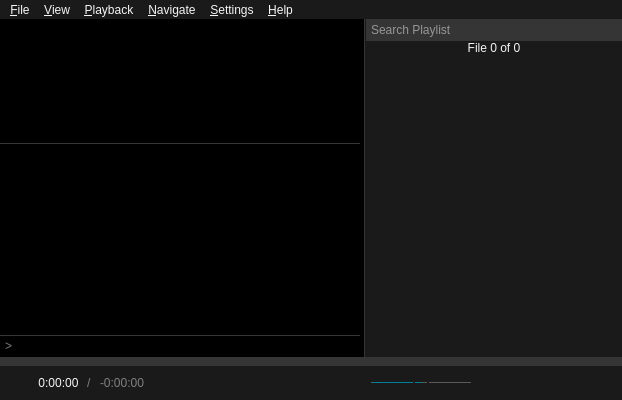
This is src/ui/mainwindow.ui in u8sand/Baka-MPlayer as Qt 5 draws it before an edit. The edited form follows.
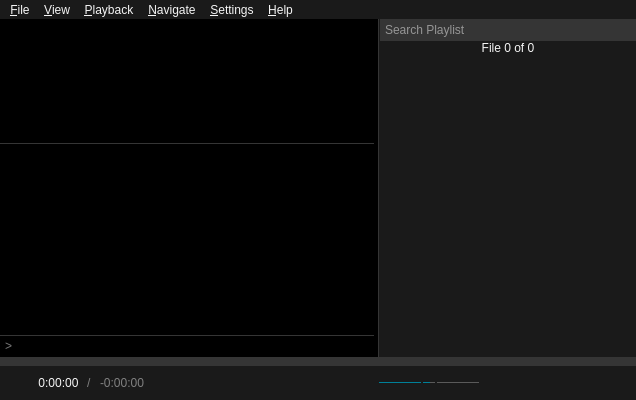
This is the edited form. Icons and pictures are not drawn. Custom widgets are drawn as their Qt base class.

Patch:
```diff
--- a/src/ui/mainwindow.ui
+++ b/src/ui/mainwindow.ui
@@ -6,7 +6,7 @@
    <rect>
     <x>0</x>
     <y>0</y>
-    <width>622</width>
+    <width>636</width>
     <height>400</height>
    </rect>
   </property>
@@ -707,7 +707,7 @@
            </property>
            <property name="maximumSize">
             <size>
-             <width>24</width>
+             <width>26</width>
              <height>16</height>
             </size>
            </property>
@@ -725,7 +725,7 @@
            </property>
            <property name="iconSize">
             <size>
-             <width>20</width>
+             <width>26</width>
              <height>16</height>
             </size>
            </property>
@@ -765,7 +765,7 @@
            </property>
            <property name="iconSize">
             <size>
-             <width>22</width>
+             <width>26</width>
              <height>16</height>
             </size>
            </property>
@@ -787,7 +787,7 @@
            </property>
            <property name="maximumSize">
             <size>
-             <width>28</width>
+             <width>30</width>
              <height>30</height>
             </size>
            </property>
@@ -803,7 +803,7 @@
            </property>
            <property name="iconSize">
             <size>
-             <width>23</width>
+             <width>30</width>
              <height>30</height>
             </size>
            </property>
@@ -843,7 +843,7 @@
            </property>
            <property name="iconSize">
             <size>
-             <width>22</width>
+             <width>26</width>
              <height>16</height>
             </size>
            </property>
@@ -913,7 +913,7 @@
            </property>
            <property name="sizeHint" stdset="0">
             <size>
-             <width>100</width>
+             <width>102</width>
              <height>20</height>
             </size>
            </property>
@@ -990,8 +990,8 @@
     <rect>
      <x>0</x>
      <y>0</y>
-     <width>622</width>
-     <height>23</height>
+     <width>636</width>
+     <height>26</height>
     </rect>
    </property>
    <widget class="QMenu" name="menu_File">
```
